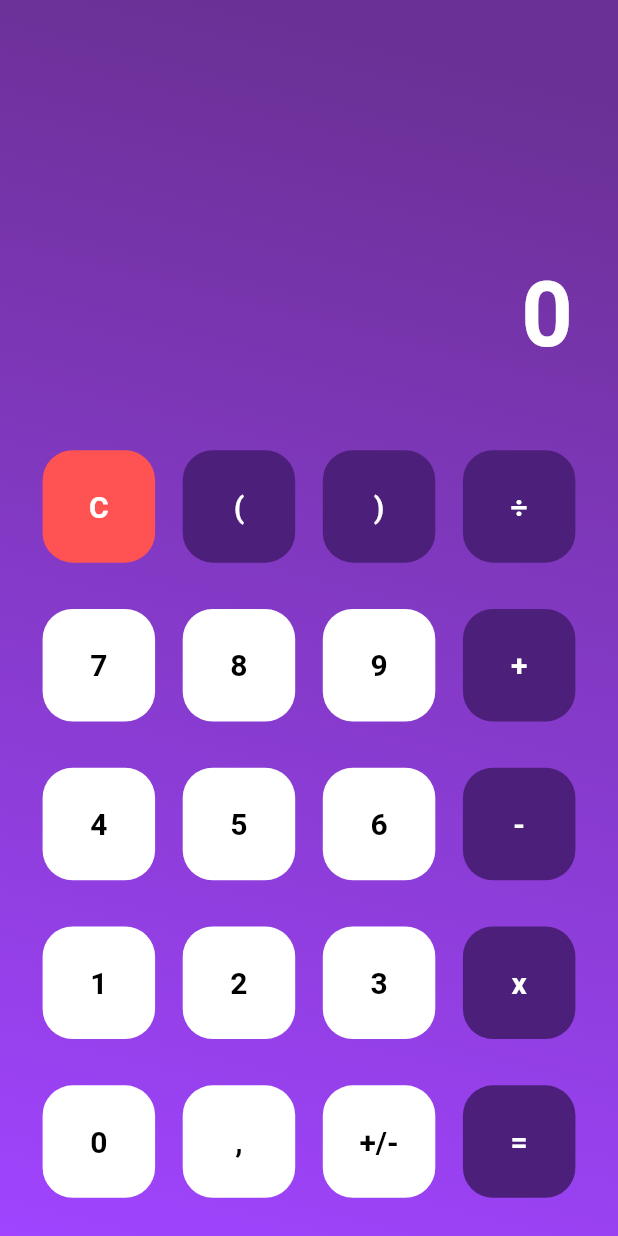
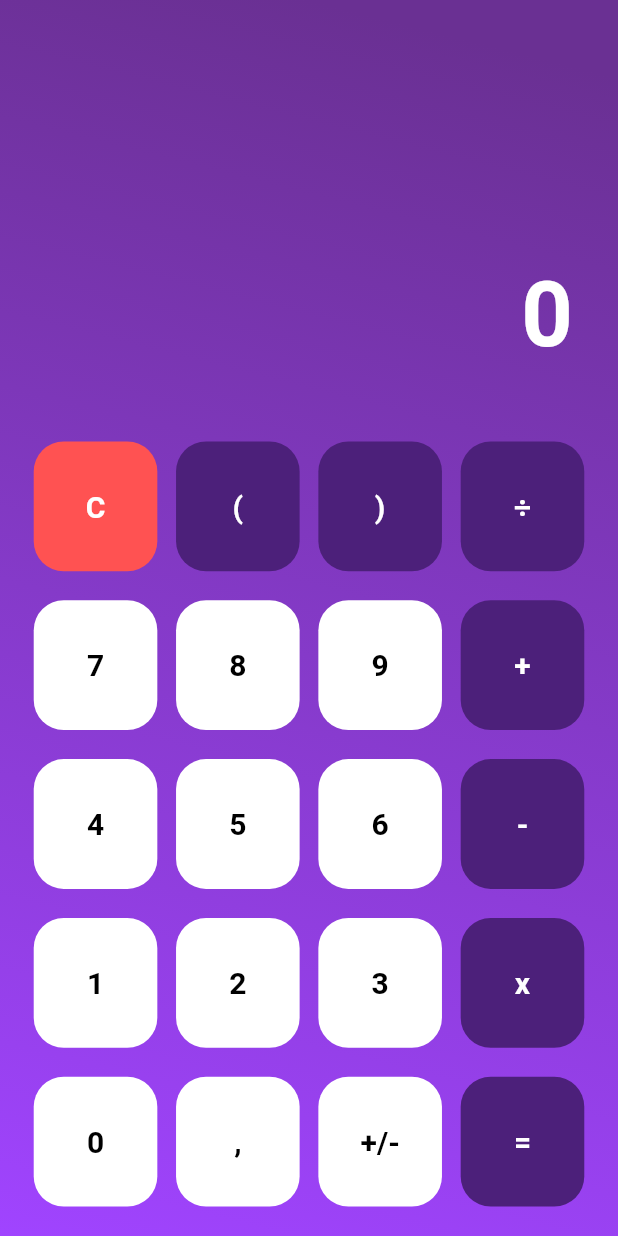
Before and after one commit to musiolmarco/MathApp, a Flutter app: the screen it shows after launch, on a phone screen of 412 x 824 dp. Run offline on Flutter 3.47's test engine with Material 2 defaults, Android fonts, the phone set to English and light mode, and no system bars.

Commit message:
Responsive Button Width & Height

```diff
--- a/lib/widgets/calculator/calculator_button.dart
+++ b/lib/widgets/calculator/calculator_button.dart
@@ -11,9 +11,13 @@ class CalculatorButton extends StatelessWidget {
 
   @override
   Widget build(BuildContext context) {
+
+    final width = MediaQuery.of(context).size.width;
+    final heigth = MediaQuery.of(context).size.height;
+
     return Container(
-      height: 75,
-      width: 75,
+      height: heigth * 0.105,
+      width: width * 0.2,
       decoration: BoxDecoration(
           color: color,
           borderRadius: BorderRadius.all(Radius.circular(20))),
```
